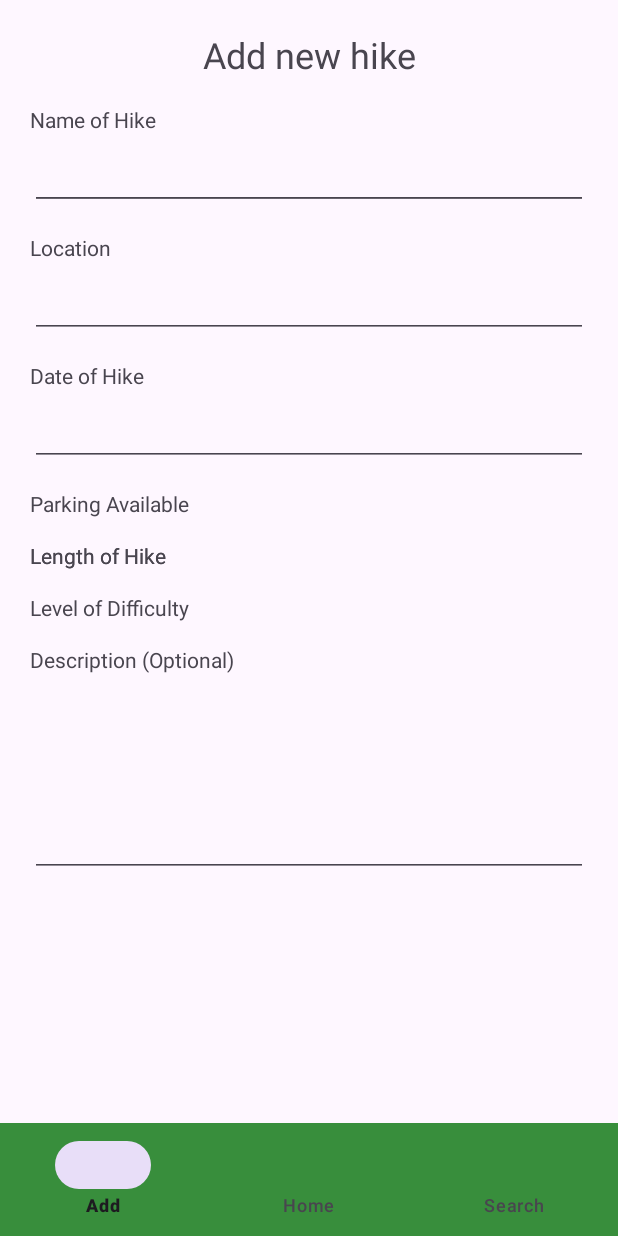
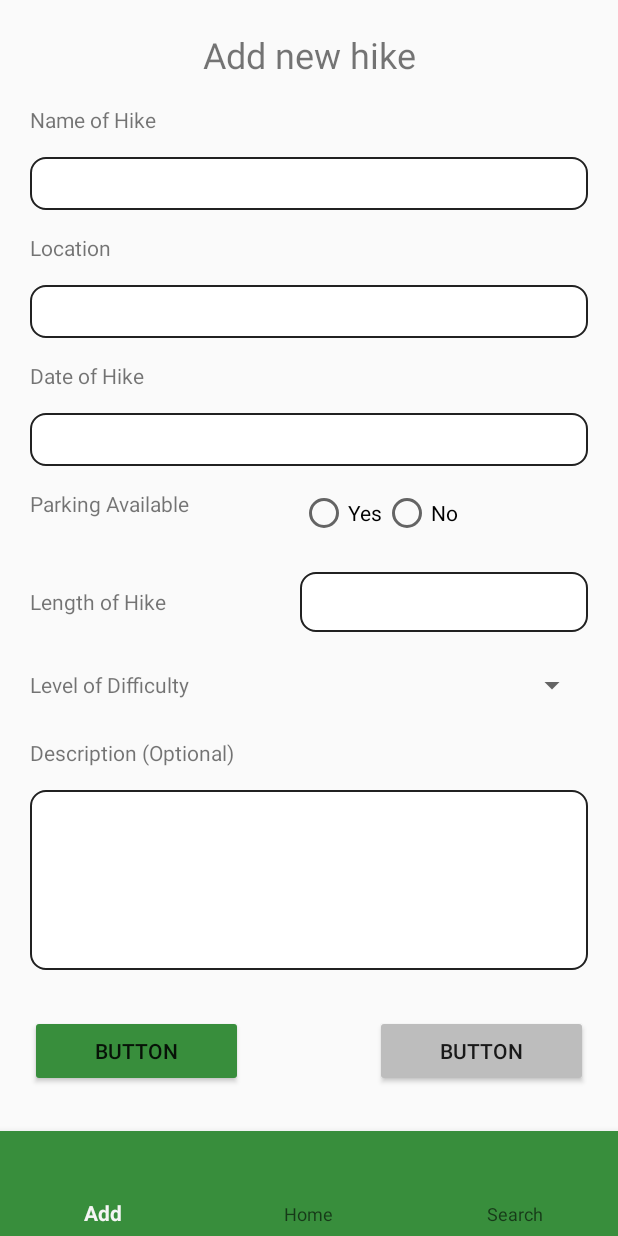
Before and after one commit to hoanglongle77/Hiker, an Android app: the screen it shows after launch (MainActivity), on a phone screen of 412 x 824 dp. Run offline under Robolectric (Android 15) with nearby library versions, the phone set to English and light mode, and no system bars.

Commit message:
9-10-2023 - New update in UI and add some methods

```diff
--- a/app/src/main/AndroidManifest.xml
+++ b/app/src/main/AndroidManifest.xml
@@ -10,7 +10,7 @@
         android:label="@string/app_name"
         android:roundIcon="@mipmap/ic_launcher_round"
         android:supportsRtl="true"
-        android:theme="@style/Theme.HikerManagementApp"
+        android:theme="@style/Theme.AppCompat.Light.NoActionBar"
         tools:targetApi="31">
         <activity
             android:name=".Activities.MainActivity"
--- a/app/src/main/java/com/example/hikermanagementapp/Fragments/AddFragment.java
+++ b/app/src/main/java/com/example/hikermanagementapp/Fragments/AddFragment.java
@@ -7,16 +7,59 @@ import androidx.fragment.app.Fragment;
 import android.view.LayoutInflater;
 import android.view.View;
 import android.view.ViewGroup;
+import android.widget.EditText;
 
 import com.example.hikermanagementapp.R;
 
+import java.util.ArrayList;
+
 public class AddFragment extends Fragment {
+    EditText inputName,inputLocation,inputDate,inputDescription;
 
     @Override
     public View onCreateView(LayoutInflater inflater, ViewGroup container,
                              Bundle savedInstanceState) {
         // Inflate the layout for this fragment
-        View view = inflater.inflate(R.layout.fragment_add, container, false);
-        return view;
+        return inflater.inflate(R.layout.fragment_add, container, false);
+    }
+
+    public void resetAllFields(){
+        ArrayList<String> hikeDetails = new ArrayList<>();
+        inputName = requireView().findViewById(R.id.field_name);
+        inputLocation = requireView().findViewById(R.id.field_location);
+        inputDate = requireView().findViewById(R.id.field_date);
+        // 3 fields need to implement Parking,Length,Level
+        inputDescription = requireView().findViewById(R.id.field_description);
+
+        inputName.setText("");
+        inputLocation.setText("");
+        inputDate.setText("");
+        // 3 fields need to implement Parking,Length,Level
+        inputDescription.setText("");
+    }
+
+    public ArrayList<String> getInputValues(){
+        ArrayList<String> hikeDetails = new ArrayList<>();
+        inputName = requireView().findViewById(R.id.field_name);
+        inputLocation = requireView().findViewById(R.id.field_location);
+        inputDate = requireView().findViewById(R.id.field_date);
+        // 3 fields need to implement Parking,Length,Level
+        inputDescription = requireView().findViewById(R.id.field_description);
+
+        String name = inputName.getText().toString();
+        String location = inputLocation.getText().toString();
+        String date = inputDate.getText().toString();
+        // 3 fields need to implement Parking,Length,Level
+        String description = inputDescription.getText().toString();
+
+        hikeDetails.add(0,name);
+        hikeDetails.add(1,location);
+        hikeDetails.add(2,date);
+//        hikeDetails.add(3,parking);
+//        hikeDetails.add(4,length);
+//        hikeDetails.add(5,level);
+        hikeDetails.add(6,description);
+
+        return hikeDetails;
     }
 }
--- /dev/null
+++ b/app/src/main/res/drawable/round_input.xml
@@ -0,0 +1,6 @@
+<?xml version="1.0" encoding="utf-8"?>
+<shape xmlns:android="http://schemas.android.com/apk/res/android" android:shape="rectangle">
+    <solid android:color="@color/light_background"/>
+    <corners android:radius="10dp"/>
+    <stroke android:width="1dp" android:color="@color/dark_background"/>
+</shape>
--- a/app/src/main/res/layout/activity_main.xml
+++ b/app/src/main/res/layout/activity_main.xml
@@ -9,7 +9,7 @@
     <com.google.android.material.bottomnavigation.BottomNavigationView
         android:id="@+id/bottom_navigation_bar"
         android:layout_width="0dp"
-        android:layout_height="75dp"
+        android:layout_height="70dp"
         android:background="@color/navigation_bar_color"
         app:layout_constraintBottom_toBottomOf="parent"
         app:layout_constraintEnd_toEndOf="parent"
--- a/app/src/main/res/layout/fragment_add.xml
+++ b/app/src/main/res/layout/fragment_add.xml
@@ -37,40 +37,72 @@
         app:layout_constraintTop_toBottomOf="@+id/textView4" />
 
     <EditText
-        android:id="@+id/editText2"
+        android:id="@+id/field_name"
         android:layout_width="0dp"
         android:layout_height="35dp"
         android:layout_marginStart="20dp"
         android:layout_marginTop="15dp"
         android:layout_marginEnd="20dp"
+        android:background="@drawable/round_input"
+        android:gravity="center_vertical"
+        android:inputType="text"
+        android:paddingLeft="10dp"
+        android:paddingRight="10dp"
         app:layout_constraintEnd_toEndOf="parent"
         app:layout_constraintHorizontal_bias="1.0"
         app:layout_constraintStart_toStartOf="parent"
         app:layout_constraintTop_toBottomOf="@+id/textView4" />
 
     <EditText
-        android:id="@+id/editText3"
+        android:id="@+id/field_location"
         android:layout_width="0dp"
         android:layout_height="35dp"
         android:layout_marginStart="20dp"
         android:layout_marginTop="15dp"
         android:layout_marginEnd="20dp"
+        android:background="@drawable/round_input"
+        android:gravity="center_vertical"
+        android:inputType="text"
+        android:paddingLeft="10dp"
+        android:paddingRight="10dp"
         app:layout_constraintEnd_toEndOf="parent"
         app:layout_constraintHorizontal_bias="0.0"
         app:layout_constraintStart_toStartOf="parent"
         app:layout_constraintTop_toBottomOf="@+id/textView2" />
 
     <EditText
-        android:id="@+id/editText4"
+        android:id="@+id/field_date"
         android:layout_width="0dp"
         android:layout_height="35dp"
         android:layout_marginStart="20dp"
         android:layout_marginTop="15dp"
         android:layout_marginEnd="20dp"
+        android:background="@drawable/round_input"
+        android:gravity="center_vertical"
+        android:inputType="text"
+        android:paddingLeft="10dp"
+        android:paddingRight="10dp"
         app:layout_constraintEnd_toEndOf="parent"
         app:layout_constraintHorizontal_bias="0.0"
         app:layout_constraintStart_toStartOf="parent"
         app:layout_constraintTop_toBottomOf="@+id/textView3" />
+
+    <EditText
+        android:id="@+id/field_date2"
+        android:layout_width="0dp"
+        android:layout_height="40dp"
+        android:layout_marginStart="200dp"
+        android:layout_marginTop="15dp"
+        android:layout_marginEnd="20dp"
+        android:background="@drawable/round_input"
+        android:gravity="center_vertical"
+        android:inputType="number"
+        android:paddingLeft="10dp"
+        android:paddingRight="10dp"
+        app:layout_constraintEnd_toEndOf="parent"
+        app:layout_constraintHorizontal_bias="0.0"
+        app:layout_constraintStart_toStartOf="parent"
+        app:layout_constraintTop_toBottomOf="@+id/radioGroup" />
 
     <TextView
         android:id="@+id/textView4"
@@ -81,7 +113,7 @@
         android:layout_marginEnd="130dp"
         android:text="@string/field_name"
         app:layout_constraintEnd_toEndOf="parent"
-        app:layout_constraintHorizontal_bias="0.111"
+        app:layout_constraintHorizontal_bias="0.0"
         app:layout_constraintStart_toStartOf="parent"
         app:layout_constraintTop_toTopOf="parent" />
 
@@ -107,59 +139,45 @@
         android:text="@string/field_date"
         app:layout_constraintEnd_toEndOf="parent"
         app:layout_constraintStart_toStartOf="parent"
-        app:layout_constraintTop_toBottomOf="@+id/editText3" />
+        app:layout_constraintTop_toBottomOf="@+id/field_location" />
 
     <TextView
         android:id="@+id/textView5"
         android:layout_width="0dp"
-        android:layout_height="wrap_content"
+        android:layout_height="40dp"
         android:layout_marginStart="20dp"
         android:layout_marginTop="15dp"
-        android:layout_marginEnd="150dp"
+        android:layout_marginEnd="220dp"
         android:text="@string/field_parking"
         app:layout_constraintEnd_toEndOf="parent"
-        app:layout_constraintHorizontal_bias="0.0"
         app:layout_constraintStart_toStartOf="parent"
-        app:layout_constraintTop_toBottomOf="@+id/editText4" />
-
-    <TextView
-        android:id="@+id/textView7"
-        android:layout_width="0dp"
-        android:layout_height="wrap_content"
-        android:layout_marginStart="20dp"
-        android:layout_marginTop="15dp"
-        android:layout_marginEnd="150dp"
-        android:text="@string/field_length"
-        app:layout_constraintEnd_toEndOf="parent"
-        app:layout_constraintHorizontal_bias="0.0"
-        app:layout_constraintStart_toStartOf="parent"
-        app:layout_constraintTop_toBottomOf="@+id/textView5" />
+        app:layout_constraintTop_toBottomOf="@+id/field_date" />
 
     <TextView
         android:id="@+id/textView8"
         android:layout_width="0dp"
-        android:layout_height="wrap_content"
+        android:layout_height="40dp"
         android:layout_marginStart="20dp"
         android:layout_marginTop="15dp"
-        android:layout_marginEnd="150dp"
+        android:layout_marginEnd="220dp"
         android:text="@string/field_length"
+        android:gravity="center_vertical"
         app:layout_constraintEnd_toEndOf="parent"
-        app:layout_constraintHorizontal_bias="0.0"
         app:layout_constraintStart_toStartOf="parent"
         app:layout_constraintTop_toBottomOf="@+id/textView5" />
 
     <TextView
         android:id="@+id/textView9"
         android:layout_width="0dp"
-        android:layout_height="wrap_content"
+        android:layout_height="40dp"
         android:layout_marginStart="20dp"
         android:layout_marginTop="15dp"
-        android:layout_marginEnd="150dp"
+        android:layout_marginEnd="220dp"
         android:text="@string/field_difficulty"
+        android:gravity="center_vertical"
         app:layout_constraintEnd_toEndOf="parent"
-        app:layout_constraintHorizontal_bias="0.0"
         app:layout_constraintStart_toStartOf="parent"
-        app:layout_constraintTop_toBottomOf="@+id/textView7" />
+        app:layout_constraintTop_toBottomOf="@+id/textView8" />
 
     <TextView
         android:id="@+id/textView10"
@@ -167,15 +185,14 @@
         android:layout_height="wrap_content"
         android:layout_marginStart="20dp"
         android:layout_marginTop="15dp"
-        android:layout_marginEnd="150dp"
+        android:layout_marginEnd="220dp"
         android:text="@string/field_description"
         app:layout_constraintEnd_toEndOf="parent"
-        app:layout_constraintHorizontal_bias="0.0"
         app:layout_constraintStart_toStartOf="parent"
         app:layout_constraintTop_toBottomOf="@+id/textView9" />
 
     <EditText
-        android:id="@+id/editTextTextMultiLine"
+        android:id="@+id/field_description"
         android:layout_width="0dp"
         android:layout_height="120dp"
         android:layout_marginStart="20dp"
@@ -184,7 +201,79 @@
         android:ems="10"
         android:gravity="start|top"
         android:inputType="textMultiLine"
+        android:paddingLeft="10dp"
+        android:paddingRight="10dp"
+        android:paddingTop="10dp"
+        android:paddingBottom="10dp"
+        android:background="@drawable/round_input"
         app:layout_constraintEnd_toEndOf="parent"
         app:layout_constraintStart_toStartOf="parent"
         app:layout_constraintTop_toBottomOf="@+id/textView10" />
+
+    <RadioGroup
+        android:id="@+id/radioGroup"
+        android:layout_width="0dp"
+        android:layout_height="40dp"
+        android:layout_marginStart="200dp"
+        android:layout_marginTop="15dp"
+        android:layout_marginEnd="20dp"
+        android:orientation="horizontal"
+        app:layout_constraintEnd_toEndOf="parent"
+        app:layout_constraintStart_toStartOf="parent"
+        app:layout_constraintTop_toBottomOf="@+id/field_date">
+
+        <RadioButton
+            android:id="@+id/radioButtonOption1"
+            android:layout_width="wrap_content"
+            android:layout_height="wrap_content"
+            android:text="@string/parking_yes" />
+
+        <RadioButton
+            android:id="@+id/radioButtonOption2"
+            android:layout_width="wrap_content"
+            android:layout_height="wrap_content"
+            android:text="@string/parking_no" />
+    </RadioGroup>
+
+    <Spinner
+        android:id="@+id/spinner"
+        android:layout_width="0dp"
+        android:layout_height="40dp"
+        android:layout_marginStart="200dp"
+        android:layout_marginTop="15dp"
+        android:layout_marginEnd="20dp"
+        app:layout_constraintEnd_toEndOf="parent"
+        app:layout_constraintStart_toStartOf="parent"
+        app:layout_constraintTop_toBottomOf="@+id/field_date2" />
+
+    <Button
+        android:id="@+id/button2"
+        android:layout_width="0dp"
+        android:layout_height="wrap_content"
+        android:layout_marginStart="20dp"
+        android:layout_marginTop="20dp"
+        android:layout_marginEnd="250dp"
+        android:layout_marginBottom="20dp"
+        android:text="Button"
+        android:backgroundTint="@color/primary_button"
+        app:layout_constraintBottom_toBottomOf="parent"
+        app:layout_constraintEnd_toEndOf="parent"
+        app:layout_constraintStart_toStartOf="parent"
+        app:layout_constraintTop_toBottomOf="@+id/field_description" />
+
+    <Button
+        android:id="@+id/button4"
+        android:layout_width="0dp"
+        android:layout_height="wrap_content"
+        android:layout_marginStart="250dp"
+        android:layout_marginTop="20dp"
+        android:layout_marginEnd="20dp"
+        android:layout_marginBottom="20dp"
+        android:text="Button"
+        android:backgroundTint="@color/disabled_button"
+        app:layout_constraintBottom_toBottomOf="parent"
+        app:layout_constraintEnd_toEndOf="parent"
+        app:layout_constraintStart_toStartOf="parent"
+        app:layout_constraintTop_toBottomOf="@+id/field_description" />
+
 </androidx.constraintlayout.widget.ConstraintLayout>
--- a/app/src/main/res/values/strings.xml
+++ b/app/src/main/res/values/strings.xml
@@ -1,5 +1,5 @@
 <resources>
-    <string name="app_name">Hiker Management App</string>
+    <string name="app_name">Hiker App</string>
     <string name="add_tab">Add</string>
     <string name="home_tab">Home</string>
     <string name="search_tab">Search</string>
@@ -18,6 +18,8 @@
     <string name="field_observation">Observation</string>
     <string name="field_observation_time">Time of Observation</string>
     <string name="field_comments">Additional Comments (Optional)</string>
+    <string name="parking_yes">Yes</string>
+    <string name="parking_no">No</string>
 
     <!-- Button Text -->
     <string name="button_save">Save</string>
```
